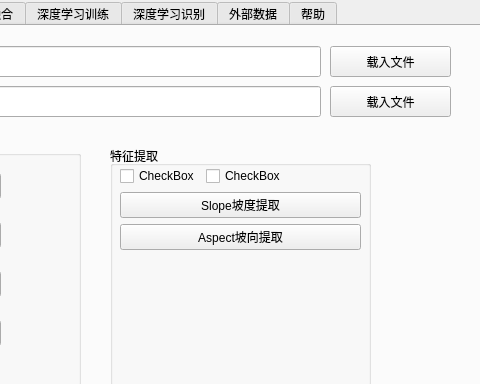
First picture: the form in zhengshiban_dialog_base.ui, repository tudoulei/zhengshiban, before the edit; both pictures show x 362 to 842 and y 0 to 384 of the 1029 by 862 pixel window.
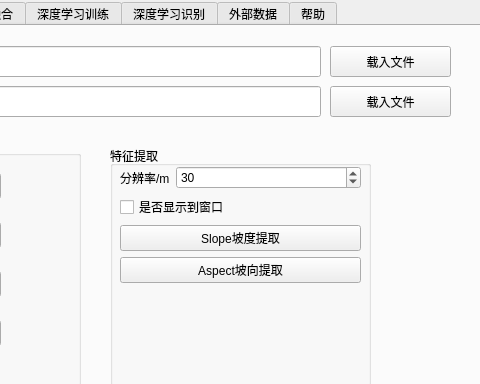
Second picture: the form after the edit.

Commit message: slope&aspect

```diff
--- a/zhengshiban_dialog_base.ui
+++ b/zhengshiban_dialog_base.ui
@@ -651,30 +651,33 @@
       </property>
       <layout class="QFormLayout" name="formLayout_2">
        <item row="0" column="0">
-        <widget class="QCheckBox" name="checkBox_13">
+        <widget class="QLabel" name="label_4">
          <property name="text">
-          <string>CheckBox</string>
+          <string>分辨率/m</string>
          </property>
         </widget>
        </item>
        <item row="0" column="1">
-        <widget class="QCheckBox" name="checkBox_12">
-         <property name="text">
-          <string>CheckBox</string>
+        <widget class="QSpinBox" name="spinBox_dem_slope_resolution">
+         <property name="minimum">
+          <number>10</number>
          </property>
-        </widget>
-       </item>
-       <item row="2" column="0" colspan="2">
-        <widget class="QPushButton" name="pushButton_aspect">
-         <property name="text">
-          <string>Aspect坡向提取</string>
+         <property name="maximum">
+          <number>100</number>
          </property>
-         <property name="default">
-          <bool>false</bool>
+         <property name="value">
+          <number>30</number>
          </property>
         </widget>
        </item>
        <item row="1" column="0" colspan="2">
+        <widget class="QCheckBox" name="checkBox_dem_slope_show">
+         <property name="text">
+          <string>是否显示到窗口</string>
+         </property>
+        </widget>
+       </item>
+       <item row="2" column="0" colspan="2">
         <widget class="QPushButton" name="pushButton_slope">
          <property name="text">
           <string>Slope坡度提取</string>
@@ -684,6 +687,16 @@
          </property>
         </widget>
        </item>
+       <item row="3" column="0" colspan="2">
+        <widget class="QPushButton" name="pushButton_aspect">
+         <property name="text">
+          <string>Aspect坡向提取</string>
+         </property>
+         <property name="default">
+          <bool>false</bool>
+         </property>
+        </widget>
+       </item>
       </layout>
      </widget>
     </widget>
```
The commit also changes 1 other file.
